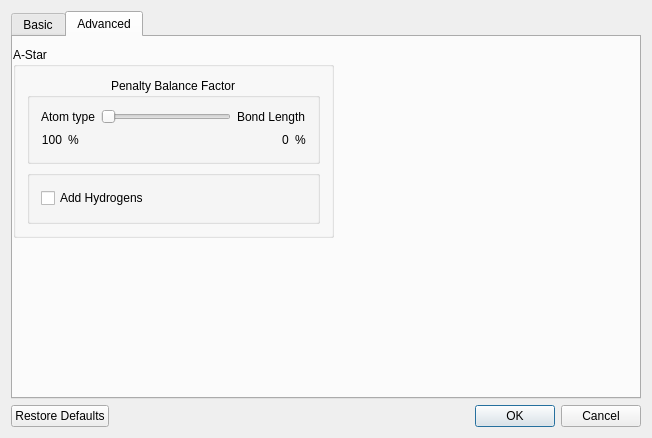
The window that source/VIEW/DIALOGS/assignBondOrderConfigurationDialog.ui (rodgutiv/ball) describes before a commit, drawn with Qt 5.
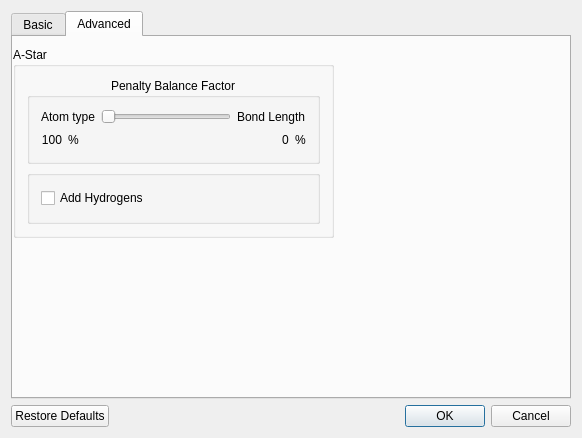
The same window after the commit. The open tabs and pages were chosen to show the change.

The edit to the form file:
```diff
--- a/source/VIEW/DIALOGS/assignBondOrderConfigurationDialog.ui
+++ b/source/VIEW/DIALOGS/assignBondOrderConfigurationDialog.ui
@@ -6,7 +6,7 @@
    <rect>
     <x>0</x>
     <y>0</y>
-    <width>652</width>
+    <width>582</width>
     <height>412</height>
    </rect>
   </property>
```
Left out of the diff: 12 changed lines with no effect on the pictures.
